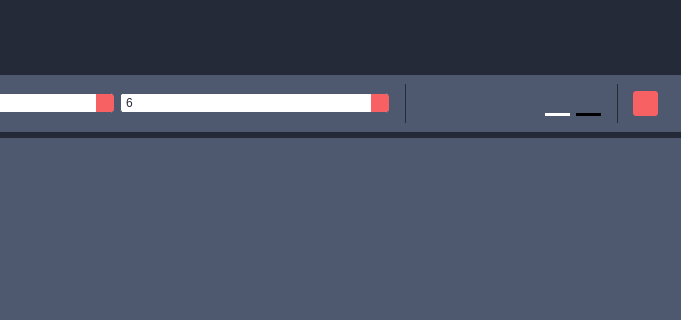
Qt form src/client/gui/ui/texteditor.ui (aleoli/Shared-Editor) before a commit; both pictures show x 346 to 1027 and y 0 to 320 of the 1225 by 596 pixel window.
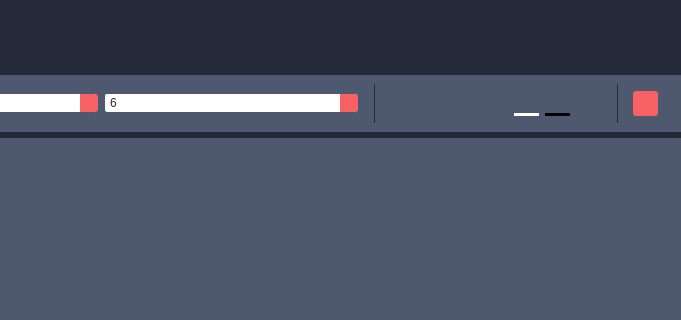
The same form after that commit. Icons and pictures are not drawn.

Commit message: finito i checkable in texteditor

```diff
--- a/src/client/gui/ui/texteditor.ui
+++ b/src/client/gui/ui/texteditor.ui
@@ -1744,6 +1744,61 @@
        </property>
       </widget>
      </item>
+     <item>
+      <widget class="QPushButton" name="btn_viewUsersTxt">
+       <property name="maximumSize">
+        <size>
+         <width>25</width>
+         <height>25</height>
+        </size>
+       </property>
+       <property name="toolTip">
+        <string>view users' text</string>
+       </property>
+       <property name="styleSheet">
+        <string notr="true">QPushButton:focus {
+   outline: none;
+}
+
+QPushButton {
+	background: url(:/res/text-editor/view_unchecked.png) no-repeat  center;
+    border-width: 0px;
+    border-radius: 3px;
+    border-color: #f76163;
+}
+
+QPushButton:hover {
+	border: 2px solid #242A38;
+}
+
+QPushButton:checked {
+	background: url(:/res/text-editor/view_checked.png) no-repeat center;
+	border: 2px solid #f76163;
+}
+
+QToolTip{
+	background: none;
+	margin-left: 0px;
+	margin-right: 0px;
+}</string>
+       </property>
+       <property name="text">
+        <string/>
+       </property>
+       <property name="iconSize">
+        <size>
+         <width>20</width>
+         <height>20</height>
+        </size>
+       </property>
+       <property name="checkable">
+        <bool>true</bool>
+       </property>
+       <property name="checked">
+        <bool>false</bool>
+       </property>
+      </widget>
+     </item>
      <item>
       <widget class="QLabel" name="label_separatorR">
        <property name="maximumSize">
```
Left out of the diff: 17 changed lines with no effect on the pictures. The commit also changes 3 other files.
